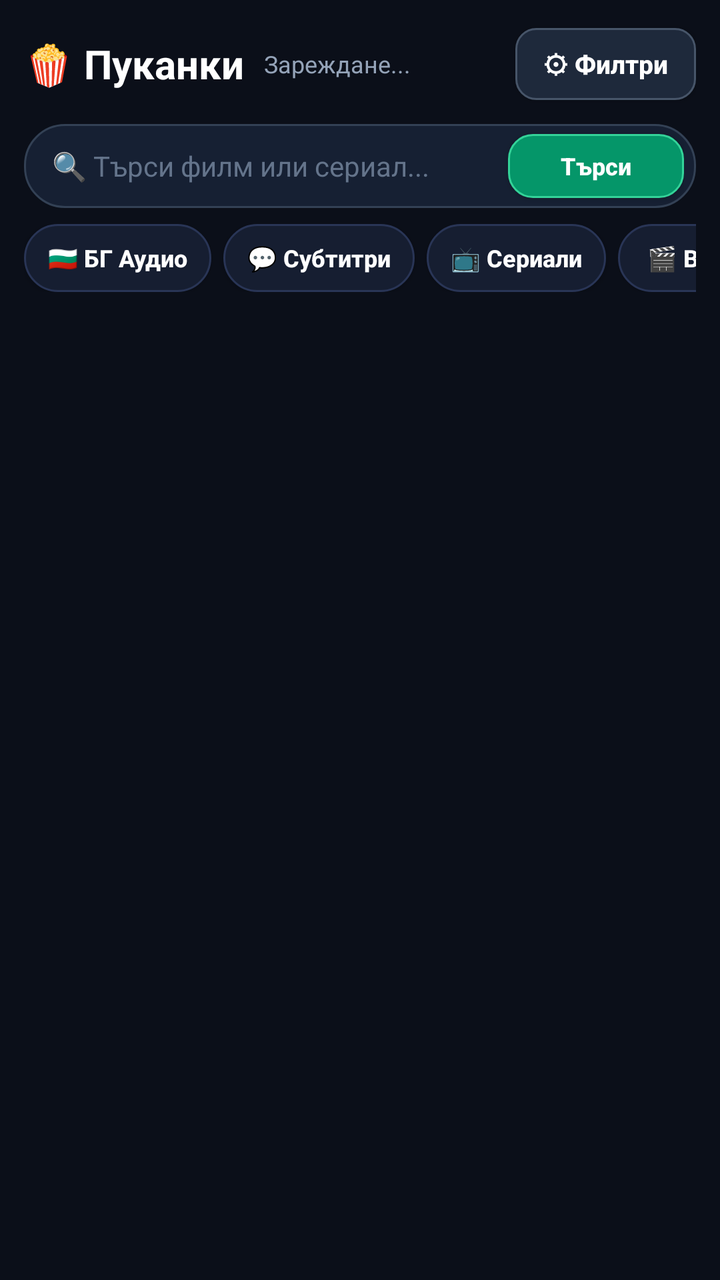
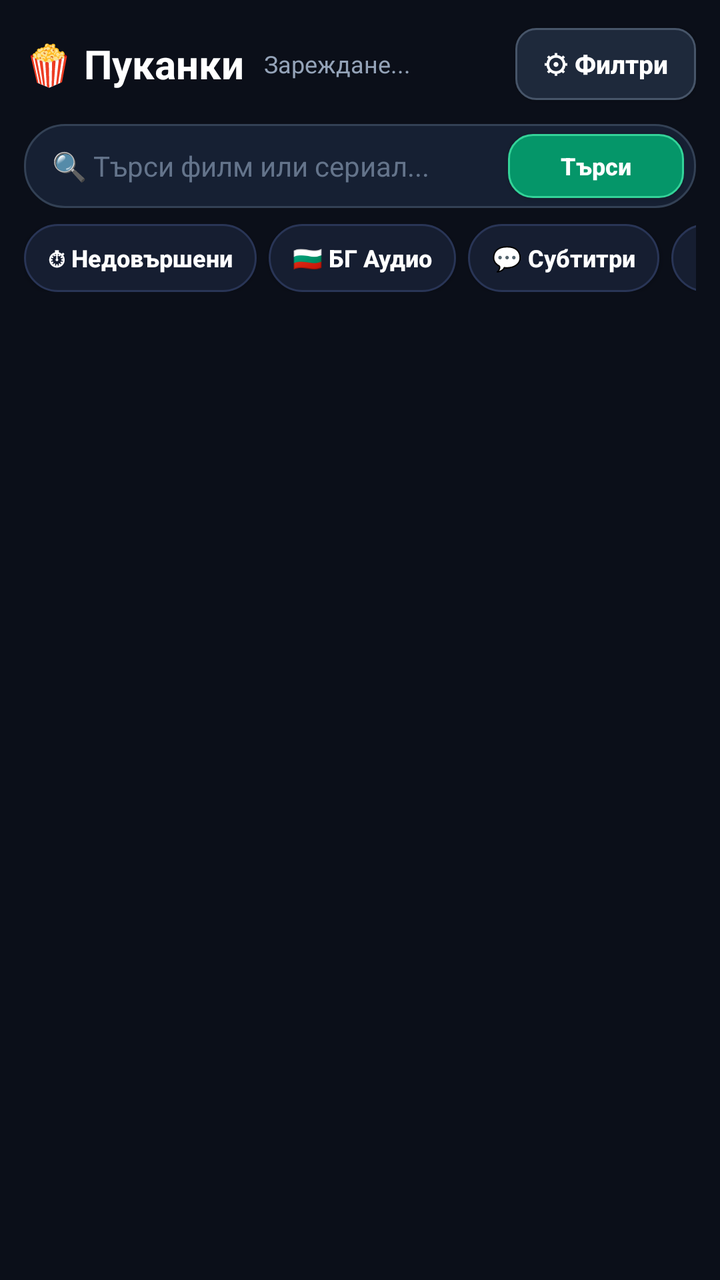

Screens rendered from an Android XML layout before and after an edit, with the pre-edit source and the edit as a unified diff.
<!-- AndroidManifest.xml: application theme Theme.PukankiMobile -->
<!-- res/layout/activity_main.xml -->
<?xml version="1.0" encoding="utf-8"?>
<FrameLayout xmlns:android="http://schemas.android.com/apk/res/android"
    android:layout_width="match_parent"
    android:layout_height="match_parent"
    android:background="#0B0F19">

    
    <LinearLayout
        android:id="@+id/browseContainer"
        android:layout_width="match_parent"
        android:layout_height="match_parent"
        android:orientation="vertical"
        android:paddingLeft="12dp"
        android:paddingTop="10dp"
        android:paddingRight="12dp">

        
        <LinearLayout
            android:layout_width="match_parent"
            android:layout_height="44dp"
            android:gravity="center_vertical"
            android:orientation="horizontal">

            <TextView
                android:layout_width="wrap_content"
                android:layout_height="wrap_content"
                android:text="🍿 Пуканки"
                android:textColor="#FFFFFF"
                android:textSize="20sp"
                android:textStyle="bold" />

            <TextView
                android:id="@+id/statusText"
                android:layout_width="0dp"
                android:layout_height="wrap_content"
                android:layout_marginStart="10dp"
                android:layout_weight="1"
                android:ellipsize="end"
                android:maxLines="1"
                android:text="Зареждане..."
                android:textColor="#94A3B8"
                android:textSize="12sp" />

            <Button
                android:id="@+id/openFiltersBtn"
                android:layout_width="wrap_content"
                android:layout_height="36dp"
                android:background="@drawable/bg_btn_secondary"
                android:paddingLeft="14dp"
                android:paddingRight="14dp"
                android:text="⚙ Филтри"
                android:textAllCaps="false"
                android:textColor="#FFFFFF"
                android:textSize="13sp"
                android:textStyle="bold" />
        </LinearLayout>

        
        <LinearLayout
            android:layout_width="match_parent"
            android:layout_height="42dp"
            android:layout_marginTop="8dp"
            android:background="@drawable/bg_search_box"
            android:gravity="center_vertical"
            android:orientation="horizontal"
            android:paddingLeft="14dp"
            android:paddingRight="6dp">

            <EditText
                android:id="@+id/searchInput"
                android:layout_width="0dp"
                android:layout_height="match_parent"
                android:layout_weight="1"
                android:background="@null"
                android:hint="🔍 Търси филм или сериал..."
                android:imeOptions="actionSearch"
                android:inputType="text"
                android:maxLines="1"
                android:textColor="#FFFFFF"
                android:textColorHint="#64748B"
                android:textSize="14sp" />

            <Button
                android:id="@+id/searchClearBtn"
                android:layout_width="34dp"
                android:layout_height="34dp"
                android:background="@android:color/transparent"
                android:text="✕"
                android:textColor="#94A3B8"
                android:textSize="15sp"
                android:visibility="gone" />

            <Button
                android:id="@+id/searchGoBtn"
                android:layout_width="wrap_content"
                android:layout_height="32dp"
                android:background="@drawable/bg_btn_primary"
                android:paddingLeft="12dp"
                android:paddingRight="12dp"
                android:text="Търси"
                android:textAllCaps="false"
                android:textColor="#FFFFFF"
                android:textSize="12sp"
                android:textStyle="bold" />
        </LinearLayout>

        
        <HorizontalScrollView
            android:layout_width="match_parent"
            android:layout_height="wrap_content"
            android:layout_marginTop="8dp"
            android:scrollbars="none">

            <LinearLayout
                android:layout_width="wrap_content"
                android:layout_height="wrap_content"
                android:orientation="horizontal">

                <Button
                    android:id="@+id/tabBgBtn"
                    android:layout_width="wrap_content"
                    android:layout_height="34dp"
                    android:layout_marginEnd="6dp"
                    android:background="@drawable/bg_tab_selector"
                    android:paddingLeft="12dp"
                    android:paddingRight="12dp"
                    android:text="🇧🇬 БГ Аудио"
                    android:textAllCaps="false"
                    android:textColor="#FFFFFF"
                    android:textSize="12sp"
                    android:textStyle="bold" />

                <Button
                    android:id="@+id/tabSubBtn"
                    android:layout_width="wrap_content"
                    android:layout_height="34dp"
                    android:layout_marginEnd="6dp"
                    android:background="@drawable/bg_tab_selector"
                    android:paddingLeft="12dp"
                    android:paddingRight="12dp"
                    android:text="💬 Субтитри"
                    android:textAllCaps="false"
                    android:textColor="#FFFFFF"
                    android:textSize="12sp"
                    android:textStyle="bold" />

                <Button
                    android:id="@+id/tabSeriesBtn"
                    android:layout_width="wrap_content"
                    android:layout_height="34dp"
                    android:layout_marginEnd="6dp"
                    android:background="@drawable/bg_tab_selector"
                    android:paddingLeft="12dp"
                    android:paddingRight="12dp"
                    android:text="📺 Сериали"
                    android:textAllCaps="false"
                    android:textColor="#FFFFFF"
                    android:textSize="12sp"
                    android:textStyle="bold" />

                <Button
                    android:id="@+id/tabAllBtn"
                    android:layout_width="wrap_content"
                    android:layout_height="34dp"
                    android:background="@drawable/bg_tab_selector"
                    android:paddingLeft="12dp"
                    android:paddingRight="12dp"
                    android:text="🎬 Всички"
                    android:textAllCaps="false"
                    android:textColor="#FFFFFF"
                    android:textSize="12sp"
                    android:textStyle="bold" />
            </LinearLayout>
        </HorizontalScrollView>

        
        <HorizontalScrollView
            android:id="@+id/activeFiltersScroll"
            android:layout_width="match_parent"
            android:layout_height="wrap_content"
            android:layout_marginTop="6dp"
            android:scrollbars="none"
            android:visibility="gone">

            <LinearLayout
                android:id="@+id/activeFiltersContainer"
                android:layout_width="wrap_content"
                android:layout_height="wrap_content"
                android:gravity="center_vertical"
                android:orientation="horizontal" />
        </HorizontalScrollView>

        
        <FrameLayout
            android:layout_width="match_parent"
            android:layout_height="0dp"
            android:layout_marginTop="6dp"
            android:layout_weight="1">

            <androidx.recyclerview.widget.RecyclerView
                android:id="@+id/moviesRecycler"
                android:layout_width="match_parent"
                android:layout_height="match_parent"
                android:clipToPadding="false"
                android:paddingBottom="24dp" />

            <ProgressBar
                android:id="@+id/mainProgress"
                android:layout_width="44dp"
                android:layout_height="44dp"
                android:layout_gravity="center"
                android:visibility="gone" />

            <TextView
                android:id="@+id/emptyText"
                android:layout_width="wrap_content"
                android:layout_height="wrap_content"
                android:layout_gravity="center"
                android:gravity="center"
                android:padding="24dp"
                android:text="Няма намерени заглавия с тези филтри."
                android:textColor="#94A3B8"
                android:textSize="15sp"
                android:visibility="gone" />
        </FrameLayout>
    </LinearLayout>

    
    <LinearLayout
        android:id="@+id/filtersOverlay"
        android:layout_width="match_parent"
        android:layout_height="match_parent"
        android:background="#F50B0F19"
        android:clickable="true"
        android:focusable="true"
        android:orientation="vertical"
        android:visibility="gone">

        <LinearLayout
            android:layout_width="match_parent"
            android:layout_height="52dp"
            android:background="#141B2D"
            android:gravity="center_vertical"
            android:orientation="horizontal"
            android:paddingLeft="16dp"
            android:paddingRight="12dp">

            <TextView
                android:layout_width="0dp"
                android:layout_height="wrap_content"
                android:layout_weight="1"
                android:text="⚙ Филтри и сортиране"
                android:textColor="#FFFFFF"
                android:textSize="17sp"
                android:textStyle="bold" />

            <Button
                android:id="@+id/filtersCloseBtn"
                android:layout_width="wrap_content"
                android:layout_height="36dp"
                android:background="@android:color/transparent"
                android:text="✕ Затвори"
                android:textAllCaps="false"
                android:textColor="#94A3B8"
                android:textSize="14sp" />
        </LinearLayout>

        <ScrollView
            android:layout_width="match_parent"
            android:layout_height="0dp"
            android:layout_weight="1"
            android:padding="16dp">

            <LinearLayout
                android:layout_width="match_parent"
                android:layout_height="wrap_content"
                android:orientation="vertical">

                
                <TextView
                    android:layout_width="wrap_content"
                    android:layout_height="wrap_content"
                    android:text="Сортиране"
                    android:textColor="#E2E8F0"
                    android:textSize="14sp"
                    android:textStyle="bold" />

                <Spinner
                    android:id="@+id/sortSpinner"
                    android:layout_width="match_parent"
                    android:layout_height="44dp"
                    android:layout_marginTop="6dp"
                    android:background="@drawable/bg_search_box"
                    android:paddingLeft="12dp"
                    android:paddingRight="12dp" />

                
                <TextView
                    android:layout_width="wrap_content"
                    android:layout_height="wrap_content"
                    android:layout_marginTop="16dp"
                    android:text="Жанрове"
                    android:textColor="#E2E8F0"
                    android:textSize="14sp"
                    android:textStyle="bold" />

                <TextView
                    android:layout_width="wrap_content"
                    android:layout_height="wrap_content"
                    android:layout_marginTop="2dp"
                    android:text="1 клик = Включи (зелено) • 2 клика = Изключи (червено) • 3 клика = Изчисти"
                    android:textColor="#94A3B8"
                    android:textSize="11sp" />

                <LinearLayout
                    android:id="@+id/filterGenresWrap"
                    android:layout_width="match_parent"
                    android:layout_height="wrap_content"
                    android:layout_marginTop="8dp"
                    android:orientation="vertical" />

                
                <TextView
                    android:layout_width="wrap_content"
                    android:layout_height="wrap_content"
                    android:layout_marginTop="16dp"
                    android:text="Година на издаване"
                    android:textColor="#E2E8F0"
                    android:textSize="14sp"
                    android:textStyle="bold" />

                <LinearLayout
                    android:layout_width="match_parent"
                    android:layout_height="wrap_content"
                    android:layout_marginTop="6dp"
                    android:orientation="horizontal">

                    <Spinner
                        android:id="@+id/yearFromSpinner"
                        android:layout_width="0dp"
                        android:layout_height="44dp"
                        android:layout_marginEnd="8dp"
                        android:layout_weight="1"
                        android:background="@drawable/bg_search_box"
                        android:paddingLeft="10dp" />

                    <Spinner
                        android:id="@+id/yearToSpinner"
                        android:layout_width="0dp"
                        android:layout_height="44dp"
                        android:layout_weight="1"
                        android:background="@drawable/bg_search_box"
                        android:paddingLeft="10dp" />
                </LinearLayout>

                
                <TextView
                    android:layout_width="wrap_content"
                    android:layout_height="wrap_content"
                    android:layout_marginTop="16dp"
                    android:text="Времетраене"
                    android:textColor="#E2E8F0"
                    android:textSize="14sp"
                    android:textStyle="bold" />

                <Spinner
                    android:id="@+id/durationSpinner"
                    android:layout_width="match_parent"
                    android:layout_height="44dp"
                    android:layout_marginTop="6dp"
                    android:background="@drawable/bg_search_box"
                    android:paddingLeft="12dp" />

                
                <TextView
                    android:layout_width="wrap_content"
                    android:layout_height="wrap_content"
                    android:layout_marginTop="16dp"
                    android:text="Конкретен плеър"
                    android:textColor="#E2E8F0"
                    android:textSize="14sp"
                    android:textStyle="bold" />

                <Spinner
                    android:id="@+id/playerSpinner"
                    android:layout_width="match_parent"
                    android:layout_height="44dp"
                    android:layout_marginTop="6dp"
                    android:layout_marginBottom="20dp"
                    android:background="@drawable/bg_search_box"
                    android:paddingLeft="12dp" />
            </LinearLayout>
        </ScrollView>

        
        <LinearLayout
            android:layout_width="match_parent"
            android:layout_height="wrap_content"
            android:background="#141B2D"
            android:orientation="horizontal"
            android:padding="12dp">

            <Button
                android:id="@+id/filtersResetBtn"
                android:layout_width="0dp"
                android:layout_height="44dp"
                android:layout_marginEnd="10dp"
                android:layout_weight="1"
                android:background="@drawable/bg_btn_secondary"
                android:text="Изчисти"
                android:textAllCaps="false"
                android:textColor="#FFFFFF"
                android:textSize="14sp" />

            <Button
                android:id="@+id/filtersApplyBtn"
                android:layout_width="0dp"
                android:layout_height="44dp"
                android:layout_weight="2"
                android:background="@drawable/bg_btn_primary"
                android:text="Приложи филтрите"
                android:textAllCaps="false"
                android:textColor="#FFFFFF"
                android:textSize="14sp"
                android:textStyle="bold" />
        </LinearLayout>
    </LinearLayout>

    
    <FrameLayout
        android:id="@+id/detailOverlay"
        android:layout_width="match_parent"
        android:layout_height="match_parent"
        android:background="#F50B0F19"
        android:clickable="true"
        android:focusable="true"
        android:visibility="gone">

        <ImageView
            android:id="@+id/detailBackdrop"
            android:layout_width="match_parent"
            android:layout_height="260dp"
            android:alpha="0.35"
            android:scaleType="centerCrop" />

        <ScrollView
            android:layout_width="match_parent"
            android:layout_height="match_parent">

            <LinearLayout
                android:layout_width="match_parent"
                android:layout_height="wrap_content"
                android:orientation="vertical"
                android:padding="18dp">

                <Button
                    android:id="@+id/detailBackBtn"
                    android:layout_width="wrap_content"
                    android:layout_height="38dp"
                    android:background="@drawable/bg_btn_secondary"
                    android:paddingLeft="14dp"
                    android:paddingRight="14dp"
                    android:text="← Назад"
                    android:textAllCaps="false"
                    android:textColor="#FFFFFF"
                    android:textSize="13sp" />

                <LinearLayout
                    android:layout_width="match_parent"
                    android:layout_height="wrap_content"
                    android:layout_marginTop="16dp"
                    android:orientation="horizontal">

                    <ImageView
                        android:id="@+id/detailPoster"
                        android:layout_width="126dp"
                        android:layout_height="188dp"
                        android:background="#1E293B"
                        android:scaleType="centerCrop" />

                    <LinearLayout
                        android:layout_width="0dp"
                        android:layout_height="wrap_content"
                        android:layout_marginStart="14dp"
                        android:layout_weight="1"
                        android:orientation="vertical">

                        <TextView
                            android:id="@+id/detailTitle"
                            android:layout_width="match_parent"
                            android:layout_height="wrap_content"
                            android:text="Заглавие"
                            android:textColor="#FFFFFF"
                            android:textSize="21sp"
                            android:textStyle="bold" />

                        <TextView
                            android:id="@+id/detailMeta"
                            android:layout_width="match_parent"
                            android:layout_height="wrap_content"
                            android:layout_marginTop="8dp"
                            android:lineSpacingExtra="3dp"
                            android:text="2024 • ★ 8.5 • 120 мин"
                            android:textColor="#34D399"
                            android:textSize="13sp"
                            android:textStyle="bold" />
                    </LinearLayout>
                </LinearLayout>

                <Button
                    android:id="@+id/detailPlayBtn"
                    android:layout_width="match_parent"
                    android:layout_height="48dp"
                    android:layout_marginTop="18dp"
                    android:background="@drawable/bg_btn_primary"
                    android:text="▶  ГЛЕДАЙ СЕГА"
                    android:textAllCaps="false"
                    android:textColor="#FFFFFF"
                    android:textSize="16sp"
                    android:textStyle="bold" />

                <TextView
                    android:layout_width="wrap_content"
                    android:layout_height="wrap_content"
                    android:layout_marginTop="16dp"
                    android:text="Избери конкретен плеър:"
                    android:textColor="#94A3B8"
                    android:textSize="13sp" />

                <HorizontalScrollView
                    android:layout_width="match_parent"
                    android:layout_height="wrap_content"
                    android:layout_marginTop="8dp"
                    android:scrollbars="none">

                    <LinearLayout
                        android:id="@+id/detailSourcesContainer"
                        android:layout_width="wrap_content"
                        android:layout_height="wrap_content"
                        android:orientation="horizontal" />
                </HorizontalScrollView>

                <TextView
                    android:id="@+id/detailOverview"
                    android:layout_width="match_parent"
                    android:layout_height="wrap_content"
                    android:layout_marginTop="18dp"
                    android:lineSpacingExtra="4dp"
                    android:text="Описание на филма..."
                    android:textColor="#CBD5E1"
                    android:textSize="14sp" />
            </LinearLayout>
        </ScrollView>
    </FrameLayout>
</FrameLayout>
<!-- resources referenced by this layout -->
<resources>
  <!-- drawable bg_btn_primary (drawable) -->
  <?xml version="1.0" encoding="utf-8"?>
  <selector xmlns:android="http://schemas.android.com/apk/res/android">
      <item android:state_focused="true">
          <shape android:shape="rectangle">
              <solid android:color="#10B981" />
              <stroke android:width="3dp" android:color="#FFFFFF" />
              <corners android:radius="12dp" />
          </shape>
      </item>
      <item>
          <shape android:shape="rectangle">
              <solid android:color="#059669" />
              <stroke android:width="1dp" android:color="#34D399" />
              <corners android:radius="12dp" />
          </shape>
      </item>
  </selector>
  <!-- drawable bg_btn_secondary (drawable) -->
  <?xml version="1.0" encoding="utf-8"?>
  <selector xmlns:android="http://schemas.android.com/apk/res/android">
      <item android:state_focused="true">
          <shape android:shape="rectangle">
              <solid android:color="#7C3AED" />
              <stroke android:width="3dp" android:color="#FFFFFF" />
              <corners android:radius="10dp" />
          </shape>
      </item>
      <item>
          <shape android:shape="rectangle">
              <solid android:color="#1E293B" />
              <stroke android:width="1dp" android:color="#475569" />
              <corners android:radius="10dp" />
          </shape>
      </item>
  </selector>
  <!-- drawable bg_search_box (drawable) -->
  <?xml version="1.0" encoding="utf-8"?>
  <shape xmlns:android="http://schemas.android.com/apk/res/android" android:shape="rectangle">
      <solid android:color="#162033" />
      <stroke android:width="1dp" android:color="#334155" />
      <corners android:radius="20dp" />
  </shape>
  <!-- drawable bg_tab_selector (drawable) -->
  <?xml version="1.0" encoding="utf-8"?>
  <selector xmlns:android="http://schemas.android.com/apk/res/android">
      <item android:state_focused="true">
          <shape android:shape="rectangle">
              <solid android:color="#7C3AED" />
              <stroke android:width="2dp" android:color="#FFFFFF" />
              <corners android:radius="20dp" />
          </shape>
      </item>
      <item android:state_selected="true">
          <shape android:shape="rectangle">
              <solid android:color="#5B21B6" />
              <stroke android:width="1dp" android:color="#A78BFA" />
              <corners android:radius="20dp" />
          </shape>
      </item>
      <item>
          <shape android:shape="rectangle">
              <solid android:color="#161E31" />
              <stroke android:width="1dp" android:color="#293556" />
              <corners android:radius="20dp" />
          </shape>
      </item>
  </selector>
  <style name="Theme.PukankiMobile" parent="Theme.AppCompat.NoActionBar">
          <item name="android:windowBackground">#0B0F19</item>
          <item name="android:colorPrimary">#7C3AED</item>
          <item name="android:colorPrimaryDark">#0B0F19</item>
          <item name="android:colorAccent">#10B981</item>
          <item name="android:statusBarColor">#0B0F19</item>
          <item name="android:navigationBarColor">#0B0F19</item>
      </style>
</resources>

<!-- the commit's change to res/layout/activity_main.xml (unified diff, before → after) -->
@@ -115,6 +115,20 @@
                 android:layout_width="wrap_content"
                 android:layout_height="wrap_content"
                 android:orientation="horizontal">
+
+                <Button
+                    android:id="@+id/tabContinueBtn"
+                    android:layout_width="wrap_content"
+                    android:layout_height="34dp"
+                    android:layout_marginEnd="6dp"
+                    android:background="@drawable/bg_tab_selector"
+                    android:paddingLeft="12dp"
+                    android:paddingRight="12dp"
+                    android:text="⏱ Недовършени"
+                    android:textAllCaps="false"
+                    android:textColor="#FFFFFF"
+                    android:textSize="12sp"
+                    android:textStyle="bold" />
 
                 <Button
                     android:id="@+id/tabBgBtn"
